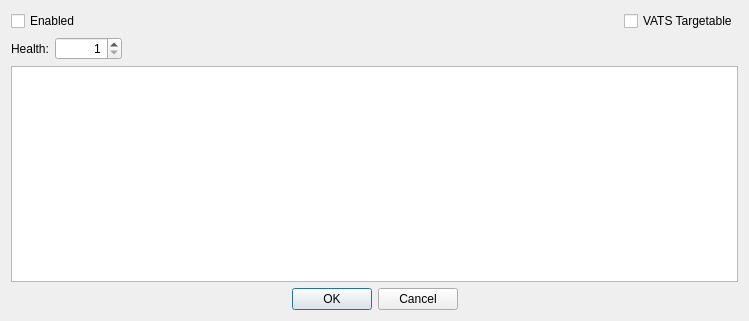
The window that native/src/DovahKit/widgets/widget-dialogs/DKFormDestructionDataDialog.ui (DavidJCobb/DovahKit) describes before a commit, drawn with Qt 5.
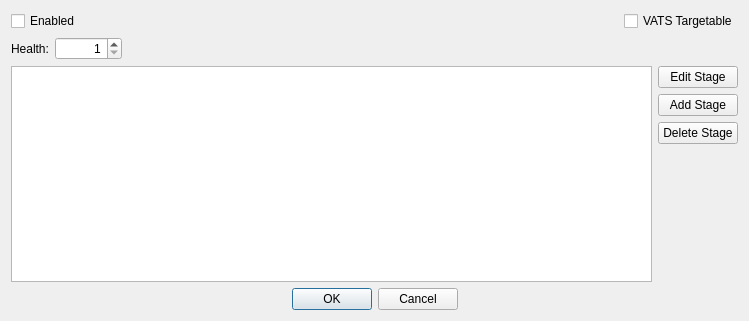
The same window after the commit.

Commit message:
DKFormDestructionStageListModel and work on the dialog
Added buttons to the destruction data dialog, for a more intuitive way to work with stages. (Also saves me the burden of doing a context menu, though I may write one anyway.)

```diff
--- a/native/src/DovahKit/widgets/widget-dialogs/DKFormDestructionDataDialog.ui
+++ b/native/src/DovahKit/widgets/widget-dialogs/DKFormDestructionDataDialog.ui
@@ -21,7 +21,20 @@
      </property>
     </widget>
    </item>
-   <item row="3" column="0" colspan="3">
+   <item row="0" column="1">
+    <spacer name="horizontalSpacer_3">
+     <property name="orientation">
+      <enum>Qt::Horizontal</enum>
+     </property>
+     <property name="sizeHint" stdset="0">
+      <size>
+       <width>40</width>
+       <height>20</height>
+      </size>
+     </property>
+    </spacer>
+   </item>
+   <item row="4" column="0" colspan="3">
     <layout class="QHBoxLayout" name="buttonsLayout">
      <item>
       <spacer name="horizontalSpacer">
@@ -92,9 +105,6 @@
      </item>
     </layout>
    </item>
-   <item row="2" column="0" colspan="3">
-    <widget class="QTableView" name="stages"/>
-   </item>
    <item row="0" column="0">
     <widget class="QCheckBox" name="enabled">
      <property name="text">
@@ -102,18 +112,69 @@
      </property>
     </widget>
    </item>
-   <item row="0" column="1">
-    <spacer name="horizontalSpacer_3">
-     <property name="orientation">
-      <enum>Qt::Horizontal</enum>
-     </property>
-     <property name="sizeHint" stdset="0">
-      <size>
-       <width>40</width>
-       <height>20</height>
-      </size>
-     </property>
-    </spacer>
+   <item row="2" column="0" colspan="3">
+    <layout class="QHBoxLayout" name="horizontalLayout_2">
+     <item>
+      <widget class="QTableView" name="stages">
+       <property name="selectionMode">
+        <enum>QAbstractItemView::SingleSelection</enum>
+       </property>
+       <property name="selectionBehavior">
+        <enum>QAbstractItemView::SelectRows</enum>
+       </property>
+       <property name="horizontalScrollMode">
+        <enum>QAbstractItemView::ScrollPerPixel</enum>
+       </property>
+       <property name="wordWrap">
+        <bool>false</bool>
+       </property>
+       <property name="cornerButtonEnabled">
+        <bool>false</bool>
+       </property>
+       <attribute name="verticalHeaderVisible">
+        <bool>false</bool>
+       </attribute>
+      </widget>
+     </item>
+     <item>
+      <layout class="QVBoxLayout" name="verticalLayout">
+       <item>
+        <widget class="QPushButton" name="stageButtonEdit">
+         <property name="text">
+          <string>Edit Stage</string>
+         </property>
+        </widget>
+       </item>
+       <item>
+        <widget class="QPushButton" name="stageButtonAdd">
+         <property name="text">
+          <string>Add Stage</string>
+         </property>
+        </widget>
+       </item>
+       <item>
+        <widget class="QPushButton" name="stageButtonDelete">
+         <property name="text">
+          <string>Delete Stage</string>
+         </property>
+        </widget>
+       </item>
+       <item>
+        <spacer name="verticalSpacer">
+         <property name="orientation">
+          <enum>Qt::Vertical</enum>
+         </property>
+         <property name="sizeHint" stdset="0">
+          <size>
+           <width>20</width>
+           <height>40</height>
+          </size>
+         </property>
+        </spacer>
+       </item>
+      </layout>
+     </item>
+    </layout>
    </item>
   </layout>
  </widget>
```
Left out of the diff: 3 changed lines with no effect on the pictures. The commit also changes 9 other files.
